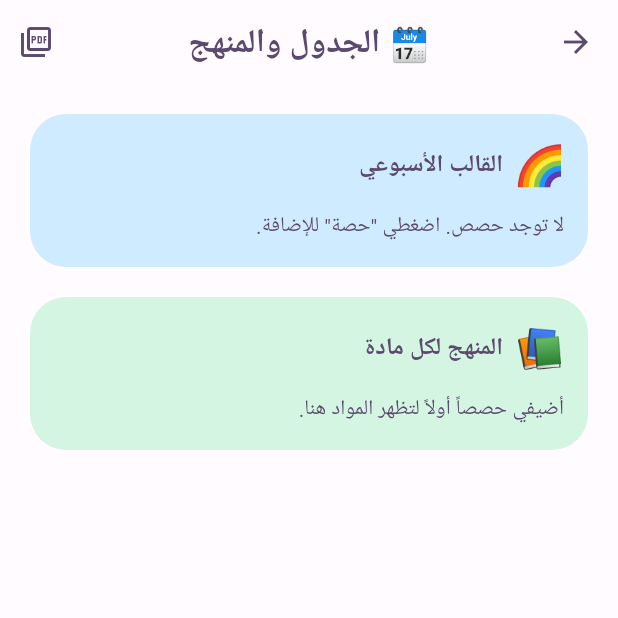
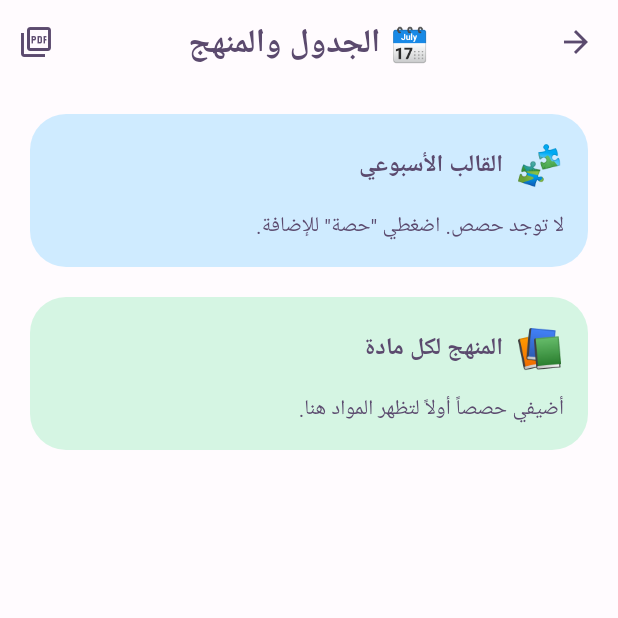
Before and after one commit to Bourezgb/Mo3alem, a Flutter app: the screen it shows after launch, after a tap on "الجدول والمنهج 🗓️", on a phone screen of 412 x 824 dp, the top half of it. Run offline on Flutter 3.47's test engine with Material 3 defaults, Android fonts, the phone set to English and light mode, and no system bars; our stand-ins replace flutter_secure_storage, pdf, printing, share_plus; Roboto replaces fonts that are missing (Tajawal).

Commit message:
Replace rainbow emoji with puzzle piece across app, PWA and design notes
Co-Authored-By: Claude Haiku 5.5 <noreply@anthropic.com>
Claude-Session: https://claude.ai/code/session_01Shi17QJh9gADDeDZvzickM

```diff
--- a/app/lib/pdf/pdf_builder.dart
+++ b/app/lib/pdf/pdf_builder.dart
@@ -89,7 +89,7 @@ Future<Uint8List> buildLessonNotePdf(LessonNote note) async {
   return doc.save();
 }
 
-/// 🌈 ورقة دعم: المهارات المستهدفة والتمارين المختارة من الكتاب.
+/// 🧩 ورقة دعم: المهارات المستهدفة والتمارين المختارة من الكتاب.
 Future<Uint8List> buildWorksheetPdf(SupportSheet sheet) async {
   final doc = pw.Document(theme: await _theme());
   doc.addPage(
--- a/app/lib/screens/home_screen.dart
+++ b/app/lib/screens/home_screen.dart
@@ -144,7 +144,7 @@ class _HomeScreenState extends State<HomeScreen> {
         ),
         const SizedBox(height: 12),
         BambiCard(
-          emoji: '🌈',
+          emoji: '🧩',
           title: 'أوراق الدعم',
           color: BambiColors.lavender,
           child: Text(
@@ -179,7 +179,7 @@ class _HomeScreenState extends State<HomeScreen> {
             ),
             OutlinedButton(
               onPressed: () => _open(const SupportSheetsScreen()),
-              child: const Text('أوراق الدعم 🌈'),
+              child: const Text('أوراق الدعم 🧩'),
             ),
             OutlinedButton(
               onPressed: () => _open(const NotesListScreen()),
--- a/app/lib/screens/support_sheets_screen.dart
+++ b/app/lib/screens/support_sheets_screen.dart
@@ -6,7 +6,7 @@ import '../pdf/pdf_builder.dart';
 import '../theme/bambi_theme.dart';
 import 'pdf_preview_screen.dart';
 
-/// 🌈 أوراق الدعم الاستثنائية: قائمة، وإنشاء من النقائص المسجّلة.
+/// 🧩 أوراق الدعم الاستثنائية: قائمة، وإنشاء من النقائص المسجّلة.
 class SupportSheetsScreen extends StatefulWidget {
   const SupportSheetsScreen({super.key});
 
@@ -54,7 +54,7 @@ class _SupportSheetsScreenState extends State<SupportSheetsScreen> {
           ..sort((a, b) => b.createdAt.compareTo(a.createdAt)));
 
     return Scaffold(
-      appBar: AppBar(title: const Text('🌈 أوراق الدعم')),
+      appBar: AppBar(title: const Text('🧩 أوراق الدعم')),
       floatingActionButton: FloatingActionButton.extended(
         onPressed: _createSheet,
         icon: const Icon(Icons.add),
@@ -177,7 +177,7 @@ class _NewSupportSheetScreenState extends State<_NewSupportSheetScreen> {
   Widget build(BuildContext context) {
     final data = _data;
     return Scaffold(
-      appBar: AppBar(title: const Text('🌈 ورقة دعم جديدة')),
+      appBar: AppBar(title: const Text('🧩 ورقة دعم جديدة')),
       body: data == null
           ? const Center(child: CircularProgressIndicator())
           : ListView(
--- a/app/lib/screens/timetable_screen.dart
+++ b/app/lib/screens/timetable_screen.dart
@@ -180,7 +180,7 @@ class _TimetableScreenState extends State<TimetableScreen> {
               padding: const EdgeInsets.all(16),
               children: [
                 BambiCard(
-                  emoji: '🌈',
+                  emoji: '🧩',
                   title: 'القالب الأسبوعي',
                   color: BambiColors.blue,
                   child: data.template.isEmpty
```
Also changed, not shown: 2 other files.
